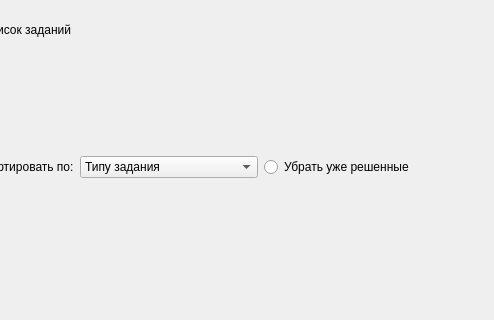
First picture: the form in client/gui/ui_student_task_page.ui, repository RozeQz/GraphEmbedding, before the edit; both pictures show x 109 to 603 and y 91 to 411 of the 955 by 411 pixel window.
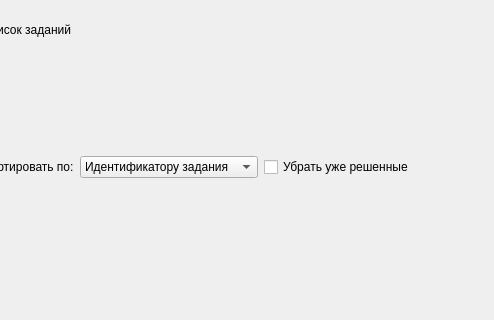
Second picture: the form after the edit.

Commit message: [PLAN-14] Add users_tasks table for tasks filtering

The edit to the form file:
```diff
--- a/client/gui/ui_student_task_page.ui
+++ b/client/gui/ui_student_task_page.ui
@@ -129,7 +129,7 @@
        </property>
        <item>
         <property name="text">
-         <string>Типу задания</string>
+         <string>Идентификатору задания</string>
         </property>
        </item>
        <item>
@@ -140,13 +140,7 @@
       </widget>
      </item>
      <item>
-      <widget class="QRadioButton" name="rdb_hide_solved">
-       <property name="sizePolicy">
-        <sizepolicy hsizetype="Maximum" vsizetype="Fixed">
-         <horstretch>0</horstretch>
-         <verstretch>0</verstretch>
-        </sizepolicy>
-       </property>
+      <widget class="QCheckBox" name="checkbox_hide_solved">
        <property name="cursor">
         <cursorShape>PointingHandCursor</cursorShape>
        </property>
```
Left out of the diff: 2 changed lines with no effect on the pictures. The commit also changes 9 other files.
